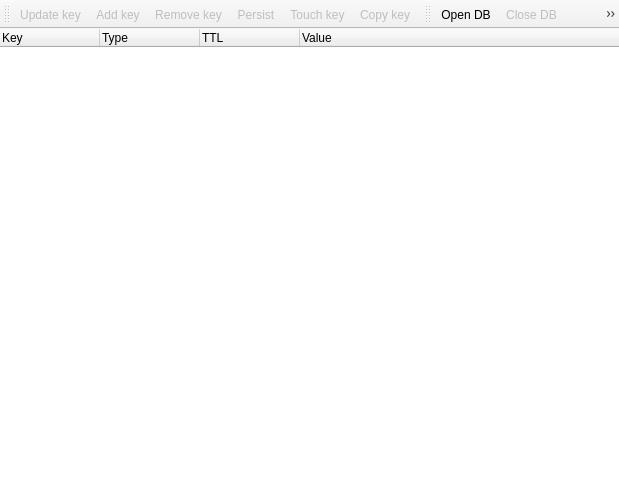
First picture: the form in qredis/ui/RedisTree.ui, repository tiagocoutinho/qredis, before the edit.
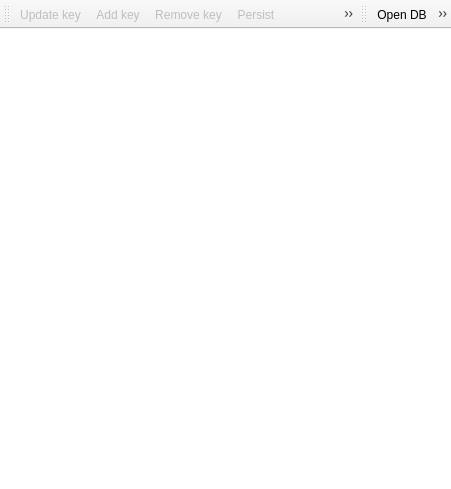
Second picture: the form after the edit. Icons and pictures are not drawn.

```diff
--- a/qredis/ui/RedisTree.ui
+++ b/qredis/ui/RedisTree.ui
@@ -6,7 +6,7 @@
    <rect>
     <x>0</x>
     <y>0</y>
-    <width>619</width>
+    <width>451</width>
     <height>489</height>
    </rect>
   </property>
@@ -32,32 +32,9 @@
       <property name="selectionMode">
        <enum>QAbstractItemView::ExtendedSelection</enum>
       </property>
-      <attribute name="headerDefaultSectionSize">
-       <number>100</number>
+      <attribute name="headerVisible">
+       <bool>false</bool>
       </attribute>
-      <attribute name="headerMinimumSectionSize">
-       <number>60</number>
-      </attribute>
-      <column>
-       <property name="text">
-        <string>Key</string>
-       </property>
-      </column>
-      <column>
-       <property name="text">
-        <string>Type</string>
-       </property>
-      </column>
-      <column>
-       <property name="text">
-        <string>TTL</string>
-       </property>
-      </column>
-      <column>
-       <property name="text">
-        <string>Value</string>
-       </property>
-      </column>
      </widget>
     </item>
    </layout>
```
Left out of the diff: 28 changed lines with no effect on the pictures.
